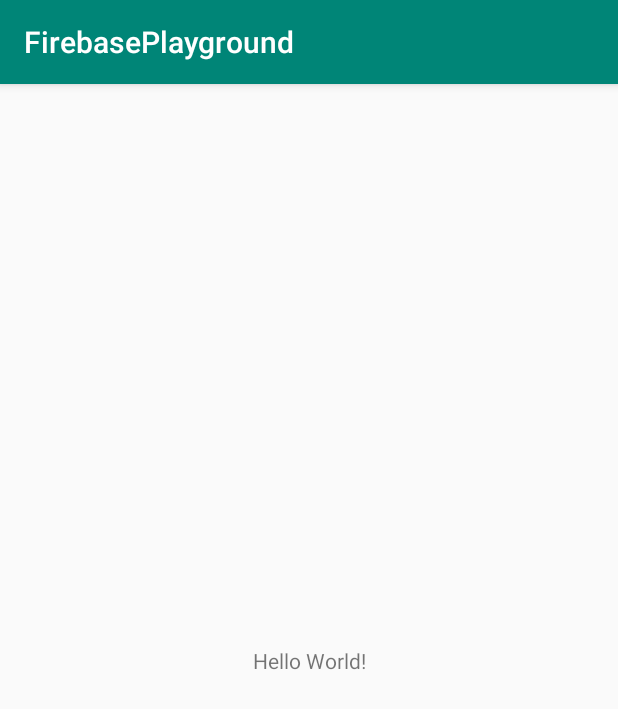
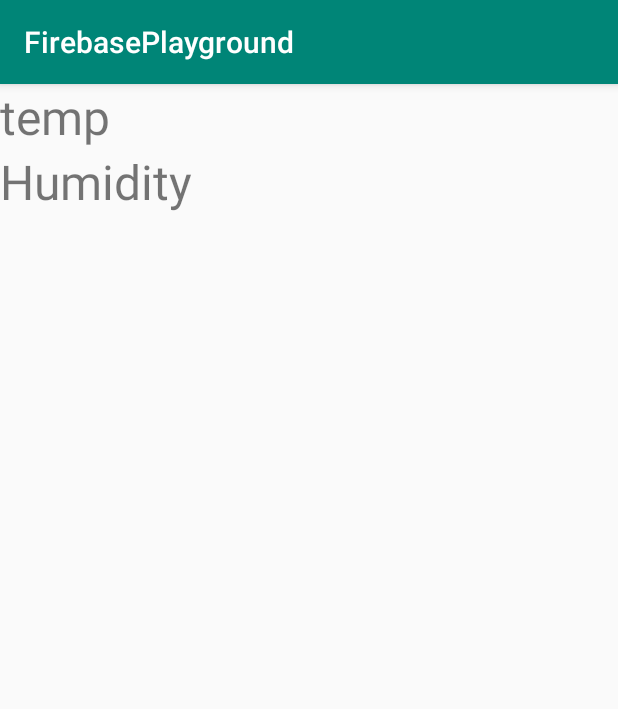
Before and after one commit to pikunthong/FirebasePlayground, an Android app: the screen it shows after launch (MainActivity), on a phone screen of 412 x 824 dp. Shown: the top 709 px of the screen. Run offline under Robolectric (Android 15) with nearby library versions, the phone set to English and light mode, and no system bars; our stand-ins replace Firebase (no records; nobody signed in at launch, a user with empty details on screens opened directly); libraries missing offline, so code that uses them is left out: th.ac.su; 3 statements that could not run were skipped.

Commit message:
update 2

```diff
--- a/app/build.gradle
+++ b/app/build.gradle
@@ -3,6 +3,8 @@ apply plugin: 'com.android.application'
 apply plugin: 'kotlin-android'
 
 apply plugin: 'kotlin-android-extensions'
+
+apply plugin: 'com.google.gms.google-services'
 
 android {
     compileSdkVersion 29
@@ -14,6 +16,7 @@ android {
         versionCode 1
         versionName "1.0"
         testInstrumentationRunner "androidx.test.runner.AndroidJUnitRunner"
+        multiDexEnabled true
     }
     buildTypes {
         release {
@@ -29,7 +32,11 @@ dependencies {
     implementation 'androidx.appcompat:appcompat:1.0.2'
     implementation 'androidx.core:core-ktx:1.0.2'
     implementation 'androidx.constraintlayout:constraintlayout:1.1.3'
+    implementation 'com.google.firebase:firebase-firestore:17.1.2'
     testImplementation 'junit:junit:4.12'
     androidTestImplementation 'androidx.test.ext:junit:1.1.0'
     androidTestImplementation 'androidx.test.espresso:espresso-core:3.1.1'
+
+
+    implementation 'com.google.firebase:firebase-firestore-ktx:21.4.1'
 }
--- a/app/src/main/java/th/ac/su/ict/firebaseplayground/MainActivity.kt
+++ b/app/src/main/java/th/ac/su/ict/firebaseplayground/MainActivity.kt
@@ -2,11 +2,70 @@ package th.ac.su.ict.firebaseplayground
 
 import androidx.appcompat.app.AppCompatActivity
 import android.os.Bundle
+import android.util.Log
+import com.google.common.collect.Multimap
+import com.google.firebase.firestore.ktx.firestore
+import com.google.firebase.ktx.Firebase
+import kotlinx.android.synthetic.main.activity_main.*
 
 class MainActivity : AppCompatActivity() {
+
+    val db = Firebase.firestore
 
     override fun onCreate(savedInstanceState: Bundle?) {
         super.onCreate(savedInstanceState)
         setContentView(R.layout.activity_main)
+
+        val weatherCollection = db.collection("weather")
+
+        val data1:MutableMap<String,Any> = HashMap()
+        data1["temp"] = 21
+        data1["humidity"] = 90
+
+        val data2:MutableMap<String,Any> = HashMap()
+        data2["temp"] = 23
+        data2["humidity"] = 60
+
+        weatherCollection.document("BKK").set(data2)
+
+        val bkkDocRef = db.collection("weather").document("BKK")
+
+        bkkDocRef.get()
+            .addOnSuccessListener {
+
+                Log.d("Firebase_debug",it.data.toString())//ไอดีของไอเทม
+
+                val temp = it["temp"]
+                val Humidity = it ["Humidity"]
+                tvTemp.setText(temp.toString())
+                tvHumidity.setText(Humidity.toString())
+
+            }//ถ้าทำสำเร็จจะให้เกิดอะไรขึ้น
+
+            .addOnFailureListener({
+
+            })//ถ้าทำไมสำเร็จจะเกิดอะไรขึ้น
+
+       // weatherCollection.document("FnrUlgRhQ00PaZ13dO8B").set(data1) //เปลี่ยนข้อมูล
+
+
+//        weatherCollection.add(data1)
+
+//        weatherCollection.add(data1)
+
+//            .addOnSuccessListener {
+//
+//                Log.d("Firebase_debug",it.id)//ไอดีของไอเทม
+//
+//            }//ถ้าแอดสำเร็จจะทำงานนี้
+//
+//            .addOnFailureListener({
+//
+//                Log.d("Firebase_debug",it.toString())//ไอดีของไอเทม
+//
+//            })//ถ้าแอดไม่สำเร็จจะทำงานนี้
+
+
+
     }
 }
--- a/app/src/main/res/layout/activity_main.xml
+++ b/app/src/main/res/layout/activity_main.xml
@@ -1,18 +1,27 @@
 <?xml version="1.0" encoding="utf-8"?>
-<androidx.constraintlayout.widget.ConstraintLayout xmlns:android="http://schemas.android.com/apk/res/android"
+<LinearLayout xmlns:android="http://schemas.android.com/apk/res/android"
     xmlns:app="http://schemas.android.com/apk/res-auto"
     xmlns:tools="http://schemas.android.com/tools"
     android:layout_width="match_parent"
     android:layout_height="match_parent"
-    tools:context=".MainActivity">
+    tools:context=".MainActivity"
+    android:orientation="vertical">
 
     <TextView
+        android:id="@+id/tvTemp"
         android:layout_width="wrap_content"
         android:layout_height="wrap_content"
-        android:text="Hello World!"
-        app:layout_constraintBottom_toBottomOf="parent"
-        app:layout_constraintLeft_toLeftOf="parent"
-        app:layout_constraintRight_toRightOf="parent"
-        app:layout_constraintTop_toTopOf="parent" />
+        android:text="temp"
+        android:textSize="32dp"
+        />
 
-</androidx.constraintlayout.widget.ConstraintLayout>
+    <TextView
+        android:id="@+id/tvHumidity"
+        android:layout_width="wrap_content"
+        android:layout_height="wrap_content"
+        android:text="Humidity"
+        android:textSize="32dp"
+        />
+
+
+</LinearLayout>
--- a/build.gradle
+++ b/build.gradle
@@ -8,10 +8,12 @@ buildscript {
 
     }
     dependencies {
+
         classpath 'com.android.tools.build:gradle:3.5.3'
         classpath "org.jetbrains.kotlin:kotlin-gradle-plugin:$kotlin_version"
         // NOTE: Do not place your application dependencies here; they belong
         // in the individual module build.gradle files
+        classpath 'com.google.gms:google-services:4.2.0'
     }
 }
 
```
Also changed, not shown: 1 other file.
